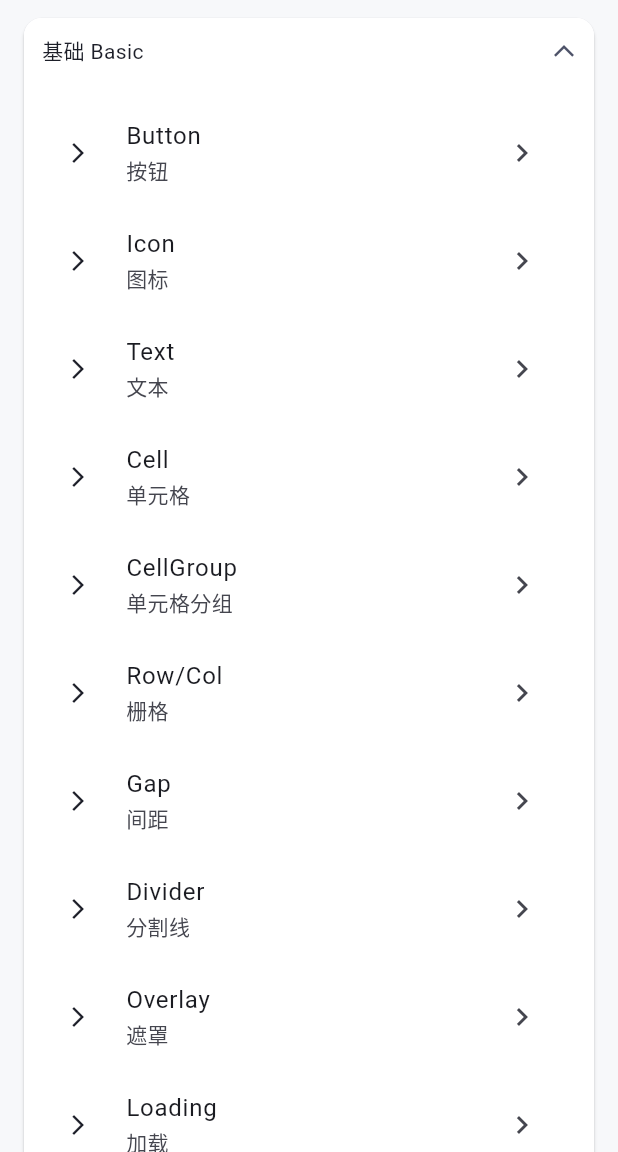
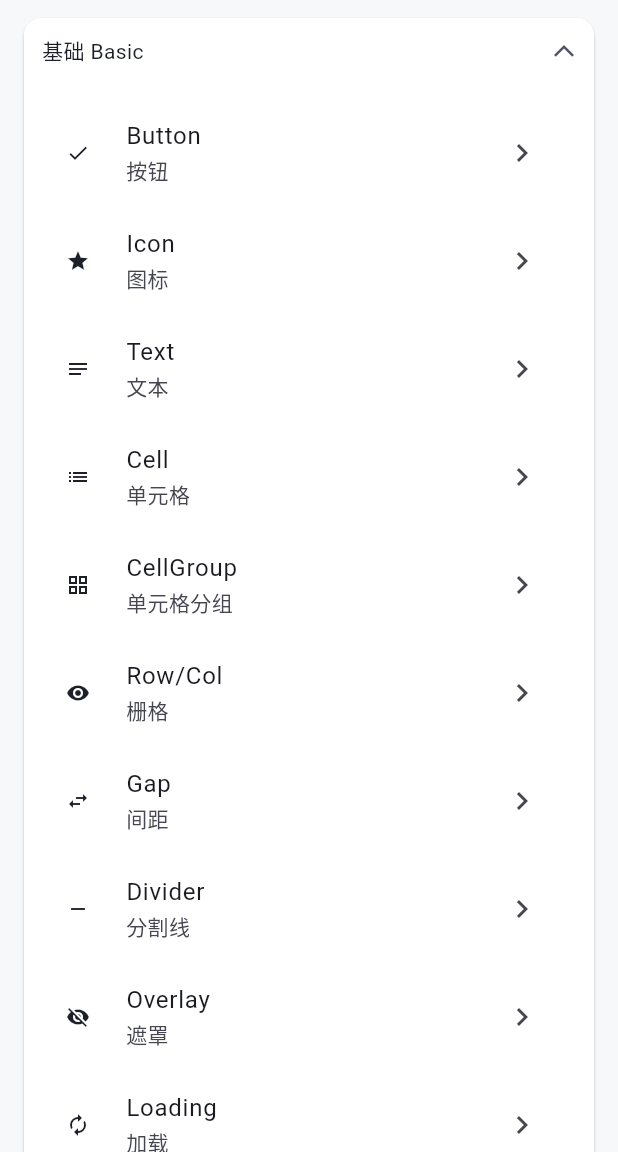
Before and after one commit to miaoaa66/flutter_wot_ui, a Flutter app: the screen it shows after launch, on a phone screen of 412 x 824 dp, the part 84-1236 px from its top. Run offline on Flutter 3.47's test engine with Material 3 defaults, Android fonts, the phone set to English and light mode, and no system bars; our stand-ins replace file_picker, qr_flutter, video_player; missing offline and left inert: barcode.

Commit message:
dev_20260916_hy4test

```diff
--- a/example/lib/pages/feedback/wot_progress_page.dart
+++ b/example/lib/pages/feedback/wot_progress_page.dart
@@ -16,6 +16,7 @@ class WotProgressPage extends StatelessWidget {
         demoBlock('默认（showText 默认开）', const WotProgress(modelValue: 60)),
         demoSection('文字位置（textInside / showText）'),
         demoBlock('textInside 内部文字', const WotProgress(modelValue: 45, textInside: true)),
+        demoBlock('textInside 内部文字', const WotProgress(modelValue: 2, textInside: true)),
         demoBlock('showText=false 隐藏文字', const WotProgress(modelValue: 80, showText: false)),
         demoSection('样式（color / trackColor / strokeWidth）'),
         demoBlock('自定义颜色 + 粗细',
--- a/example/lib/pages/index_page.dart
+++ b/example/lib/pages/index_page.dart
@@ -245,7 +245,9 @@ class _WotIndexPageState extends State<WotIndexPage> {
                         : [
                             for (final e in g.entries)
                               ListTile(
-                                leading: const WotIcon(name: 'arrow-right', size: 16),
+                                leading: WotIcon(
+                                    name: _entryIcons[e.name] ?? 'category',
+                                    size: 16),
                                 title: Text(e.name),
                                 subtitle: Text(e.desc),
                                 trailing: const Icon(Icons.chevron_right),
@@ -267,6 +269,95 @@ class _WotIndexPageState extends State<WotIndexPage> {
   }
 }
 
+/// 二级菜单（各组件入口）左侧图标：按组件英文名映射到 wot 图标名（Material 兜底渲染）。
+/// 替换原先「所有条目都用 arrow-right」的重复感，按组件语义给出更有辨识度的图标。
+const Map<String, String> _entryIcons = <String, String>{
+  // 基础
+  'Button': 'check',
+  'Icon': 'star',
+  'Text': 'text',
+  'Cell': 'list',
+  'CellGroup': 'category',
+  'Row/Col': 'view',
+  'Gap': 'exchange',
+  'Divider': 'minus',
+  'Overlay': 'eye-close',
+  'Loading': 'loading',
+  'Fab': 'add',
+  // 导航
+  'Navbar': 'view',
+  'Tabs': 'category',
+  'Tabbar': 'home',
+  'Segmented': 'more',
+  'Sidebar': 'list',
+  'Pagination': 'double-right',
+  'IndexBar': 'list',
+  'Backtop': 'arrow-up',
+  'Transition': 'refresh',
+  // 录入
+  'Form': 'edit',
+  'Input/Textarea': 'text',
+  'InputNumber': 'filter',
+  'Search': 'search',
+  'Checkbox': 'check',
+  'Radio': 'check-circle',
+  'Switch': 'exchange',
+  'Rate': 'star',
+  'Slider': 'exchange',
+  'SelectPicker': 'more',
+  'Picker': 'sort',
+  'PickerView': 'sort',
+  'Cascader': 'category',
+  'Calendar': 'calendar',
+  'DatetimePicker': 'clock',
+  'Signature': 'edit',
+  'Upload': 'upload',
+  'PasswordInput': 'eye-close',
+  'SlideVerify': 'exchange',
+  'Keyboard': 'edit',
+  // 反馈
+  'Toast': 'info',
+  'Notify': 'message',
+  'Dialog': 'chat',
+  'ActionSheet': 'more',
+  'Progress': 'view',
+  'Circle': 'check-circle',
+  'Popup': 'more',
+  'NoticeBar': 'newspaper',
+  'CountDown': 'clock',
+  'CountTo': 'sort',
+  'SortButton': 'sort',
+  'Tooltip': 'info',
+  'Popover': 'more',
+  'DropMenu': 'category',
+  'FloatingPanel': 'view',
+  'SwipeAction': 'exchange',
+  'Empty': 'empty',
+  'Tour': 'location',
+  // 展示
+  'Tag': 'star-o',
+  'Badge': 'star',
+  'Avatar': 'person',
+  'Card': 'view',
+  'Grid': 'category',
+  'Collapse': 'down',
+  'Expand': 'down',
+  'Steps': 'view',
+  'Skeleton': 'view',
+  'Loadmore': 'more',
+  'Img': 'image',
+  'ImagePreview': 'image',
+  'Swiper': 'play',
+  'Table': 'list',
+  'Watermark': 'view',
+  'QrCode': 'qrcode',
+  'Barcode': 'qr',
+  'Curtain': 'view',
+  'ImgCropper': 'camera',
+  'VideoPreview': 'video',
+  'ThemeBtn': 'moon',
+};
+
 class _Group {
   const _Group(this.key, this.title, this.entries);
   final String key;
```
Also changed, not shown: lib/src/components/password_input/wot_password_input.dart (+15 -3 lines), lib/src/components/progress/wot_progress.dart (+46 -18 lines).
